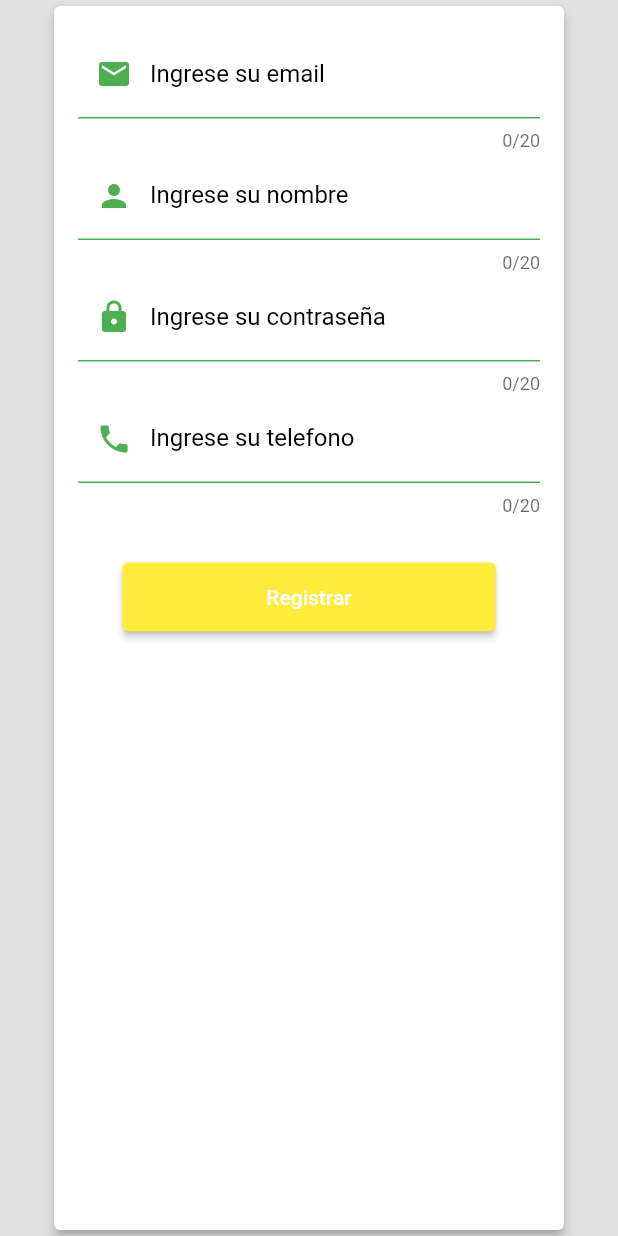
After one commit to ihsa-gonzalo/login-clase-4, a Flutter app: the screen it shows after launch, after a tap on "Crear una nueva cuenta", after a tap on "Registrar", on a phone screen of 412 x 824 dp. The commit adds this screen. Run offline on Flutter 3.47's test engine with Material 2 defaults, Android fonts, the phone set to English and light mode, and no system bars.

Commit message:
Formulario de creación

```diff
--- a/lib/main.dart
+++ b/lib/main.dart
@@ -1,5 +1,5 @@
 import 'package:flutter/material.dart';
-import 'package:flutter_login/ui/screens/home_screen.dart';
+import 'package:flutter_login/ui/screens/create_screen.dart';
 import 'package:flutter_login/ui/screens/login_screen.dart';
 
 void main() => runApp(MyApp());
@@ -15,7 +15,7 @@ class MyApp extends StatelessWidget {
       initialRoute: 'login',
       routes: {
         'login': (_) => LoginScreen(),
-        'home': (_) => HomeScreen(),
+        'home': (_) => CreateScreen(),
       },
       theme:
           ThemeData.light().copyWith(scaffoldBackgroundColor: Colors.grey[300]),
--- /dev/null
+++ b/lib/providers/create_form_provider.dart
@@ -0,0 +1,98 @@
+import 'package:flutter/material.dart';
+
+class CreateFormProvider extends ChangeNotifier {
+  GlobalKey<FormState> formKey = GlobalKey<FormState>();
+
+  Color _buttonColor = Colors.yellow;
+
+  String _name = "";
+
+  String get name => _name;
+
+  void setName(String value) {
+    _name = value;
+    _updateButtonColor();
+    notifyListeners();
+  }
+
+  String _email = "";
+
+  String get email => _email;
+
+  void setEmail(String value) {
+    _email = value;
+    _updateButtonColor();
+    notifyListeners();
+  }
+
+  String _password = "";
+
+  String get password => _password;
+
+  void setPassword(String value)
+  {
+    _password = value;
+    _updateButtonColor();
+    notifyListeners();
+  }
+
+  String _phone = "";
+
+  String get phone => _phone;
+
+  void setPhone(String value)
+  {
+    _phone = value;
+    _updateButtonColor();
+    notifyListeners();
+  }
+
+  final String _emailPattern =
+      r'^(([^<>()[\]\\.,;:\s@\"]+(\.[^<>()[\]\\.,;:\s@\"]+)*)|(\".+\"))@((\[[0-9]{1,3}\.[0-9]{1,3}\.[0-9]{1,3}\.[0-9]{1,3}\])|(([a-zA-Z\-0-9]+\.)+[a-zA-Z]{2,}))$';
+
+  String get emailPattern => _emailPattern;
+
+  bool checkIsEmailValid() {
+    RegExp regExp = RegExp(emailPattern);
+    return regExp.hasMatch(email);
+  }
+
+  Color get buttonColor => _buttonColor;
+
+  bool isFormValid() {
+    bool isValid = true;
+    String? auxName = checkFieldEmpty(_name);
+    if (auxName != null) {
+      isValid = false;
+    }
+
+    String? auxPassword = checkFieldEmpty(_password);
+    if (auxPassword != null) {
+      isValid = false;
+    }
+
+    if (!checkIsEmailValid())
+    {
+      isValid = false;
+    }
+
+
+    return isValid;
+    //return (_name.isNotEmpty);
+  }
+
+  String? checkFieldEmpty(String fieldContent) {
+    if (fieldContent.isEmpty) {
+      return 'Este campo es obligatorio';
+    }
+    return null;
+  }
+
+  void _updateButtonColor() {
+    if (isFormValid()) {
+      _buttonColor = Colors.purple;
+    } else {
+      _buttonColor = Colors.yellow;
+    }
+  }
+}
--- /dev/null
+++ b/lib/ui/screens/create_screen.dart
@@ -0,0 +1,61 @@
+import 'package:flutter/material.dart';
+import 'package:flutter_login/providers/create_form_provider.dart';
+import 'package:flutter_login/widgets/card_container.dart';
+import 'package:provider/provider.dart';
+
+import '../../widgets/text_form_email.dart';
+import '../../widgets/text_form_name.dart';
+import '../../widgets/text_form_password.dart';
+import '../../widgets/text_form_phone.dart';
+
+class CreateScreen extends StatelessWidget {
+  const CreateScreen({super.key});
+
+  @override
+  Widget build(BuildContext context) {
+    return Scaffold(
+        body: SafeArea(
+            child: CardContainer(
+      child: ChangeNotifierProvider(
+        create: (_) => CreateFormProvider(),
+        child: _CreateForm(),
+      ),
+    )));
+  }
+}
+
+class _CreateForm extends StatelessWidget {
+  @override
+  Widget build(BuildContext context) {
+    final createFormProvider = Provider.of<CreateFormProvider>(context);
+    return Form(
+      // es la forma univoca de llamarlo dentro del arbol de widget
+      key: createFormProvider.formKey,
+      autovalidateMode: AutovalidateMode.onUserInteraction,
+      child: Column(
+        children: [
+          TextFormEmail(createFormProvider: createFormProvider),
+          TextFormName(createFormProvider: createFormProvider),
+          TextFormPassword(createFormProvider: createFormProvider),
+          TextFormPhone(createFormProvider: createFormProvider),
+          SizedBox(height: 30,),
+          ElevatedButton(
+            style: ElevatedButton.styleFrom(
+                backgroundColor: createFormProvider.buttonColor),
+            onPressed: () {
+              print("${createFormProvider.isFormValid()}");
+              if (!createFormProvider.isFormValid()) return;
+            },
+            child: Container(
+                padding:
+                    const EdgeInsets.symmetric(horizontal: 80, vertical: 15),
+                child: const Text(
+                  'Registrar',
+                  style: TextStyle(color: Colors.white),
+                )),
+          )
+        ],
+      ),
+    );
+  }
+}
--- a/lib/ui/screens/login_screen.dart
+++ b/lib/ui/screens/login_screen.dart
@@ -37,11 +37,16 @@ class LoginScreen extends StatelessWidget
                 ),
               ),
               const SizedBox(height: 50),
-              const Text(
+              InkWell(
+                onTap: () {
+                   Navigator.pushReplacementNamed(context, 'home');
+                },
+                child: const Text(
                   'Crear una nueva cuenta',
                   style: TextStyle(
                     fontSize: 18,
                     fontWeight: FontWeight.bold,
+                  ),
                 ),
               ),
               const SizedBox(height: 50),
@@ -106,22 +111,45 @@ class _LoginForm extends StatelessWidget {
             },
           ),
           const SizedBox(height: 30),
-          ElevatedButton(
+          Button(loginForm: loginForm)
+        ],
+      ),
+    );
+  }
+}
+
+class Button extends StatelessWidget {
+  const Button({
+    super.key,
+    required this.loginForm,
+  });
+
+  final LoginFormProvider loginForm;
+
+  @override
+  Widget build(BuildContext context) {
+    return ElevatedButton(
       style: ElevatedButton.styleFrom(backgroundColor: loginForm.buttonColor ),
-            onPressed: loginForm.isFormValid()
-                ? () {
-                    // acción cuando el botón es presionado
+      onPressed:
+           () async
+          {
+               {
+              FocusScope.of(context).unfocus();
+
+              if (!loginForm.isFormValid()) return;
+
+              await Future.delayed(const Duration(seconds: 7));
+
+              Navigator.pushReplacementNamed(context, 'home');
             }
-                : null,
+          },
+
       child: Container(
           padding: const EdgeInsets.symmetric(horizontal: 80, vertical: 15),
           child: const Text(
            'Aceptar',
             style: TextStyle(color: Colors.white),
           )),
-          )
-        ],
-      ),
     );
   }
 }
--- /dev/null
+++ b/lib/widgets/text_form.dart
@@ -0,0 +1,38 @@
+import 'package:flutter/material.dart';
+
+import '../ui/input_decorations.dart';
+
+class TextForm extends StatefulWidget
+ {
+  final String hintText;
+  final String labelText;
+  final IconData prefixIcon;
+  final Function(String value) onChanged;
+  final String? Function(String?)? validator;
+  final TextInputType? keyboardType;
+  final bool obscureText;
+
+  const TextForm(this.obscureText,this.hintText, this.labelText, this.prefixIcon, this.onChanged,this.validator,{super.key, this.keyboardType});
+
+  @override
+  State<TextForm> createState() => _TextFormState();
+}
+
+class _TextFormState extends State<TextForm> {
+  @override
+  Widget build(BuildContext context)
+  {
+   return TextFormField(
+    obscureText: widget.obscureText,
+      keyboardType: widget.keyboardType,
+       autocorrect: false,
+       validator: widget.validator,
+       onChanged: widget.onChanged,
+       decoration: InputDecorations.authInputDecoration(
+                hintText: widget.hintText,
+                labelText: widget.labelText,
+                prefixIcon: widget.prefixIcon),
+                maxLength: 20,
+      initialValue: "",);
+  }
+}
--- /dev/null
+++ b/lib/widgets/text_form_email.dart
@@ -0,0 +1,37 @@
+import 'package:flutter/material.dart';
+import 'package:flutter_login/widgets/text_form.dart';
+
+import '../providers/create_form_provider.dart';
+
+class TextFormEmail extends StatelessWidget {
+  const TextFormEmail({
+    super.key,
+    required this.createFormProvider,
+  });
+
+  final CreateFormProvider createFormProvider;
+
+  @override
+  Widget build(BuildContext context) {
+    return TextForm(keyboardType: TextInputType.emailAddress,false,"Correo electrónico", "Ingrese su email", Icons.email, (value) {
+      createFormProvider.setEmail(value);
+    }, (value) {
+      if (value != null)
+      {
+        bool isValid = createFormProvider.checkIsEmailValid();
+        if (isValid)
+        {
+            return null;
+        }
+        else
+        {
+           return 'El correo ingresado no es valido';
+        }
+      }
+      else
+      {
+        return null;
+      }
+    });
+  }
+}
--- /dev/null
+++ b/lib/widgets/text_form_name.dart
@@ -0,0 +1,26 @@
+import 'package:flutter/material.dart';
+import 'package:flutter_login/widgets/text_form.dart';
+
+import '../providers/create_form_provider.dart';
+
+class TextFormName extends StatelessWidget {
+  const TextFormName({
+    super.key,
+    required this.createFormProvider,
+  });
+
+  final CreateFormProvider createFormProvider;
+
+  @override
+  Widget build(BuildContext context) {
+    return TextForm(false,"Nombre", "Ingrese su nombre", Icons.person, (value) {
+      createFormProvider.setName(value);
+    }, (value) {
+      if (value != null) {
+        return createFormProvider.checkFieldEmpty(value);
+      } else {
+        return null;
+      }
+    });
+  }
+}
--- /dev/null
+++ b/lib/widgets/text_form_password.dart
@@ -0,0 +1,26 @@
+import 'package:flutter/material.dart';
+import 'package:flutter_login/widgets/text_form.dart';
+
+import '../providers/create_form_provider.dart';
+
+class TextFormPassword extends StatelessWidget {
+  const TextFormPassword({
+    super.key,
+    required this.createFormProvider,
+  });
+
+  final CreateFormProvider createFormProvider;
+
+  @override
+  Widget build(BuildContext context) {
+    return TextForm(true,"Contraseña", "Ingrese su contraseña", Icons.lock, (value) {
+      createFormProvider.setPassword(value);
+    }, (value) {
+      if (value != null) {
+        return createFormProvider.checkFieldEmpty(value);
+      } else {
+        return null;
+      }
+    });
+  }
+}
--- /dev/null
+++ b/lib/widgets/text_form_phone.dart
@@ -0,0 +1,26 @@
+import 'package:flutter/material.dart';
+import 'package:flutter_login/widgets/text_form.dart';
+
+import '../providers/create_form_provider.dart';
+
+class TextFormPhone extends StatelessWidget {
+  const TextFormPhone({
+    super.key,
+    required this.createFormProvider,
+  });
+
+  final CreateFormProvider createFormProvider;
+
+  @override
+  Widget build(BuildContext context) {
+    return TextForm(keyboardType: TextInputType.phone,false,"Telefono", "Ingrese su telefono", Icons.phone, (value) {
+      createFormProvider.setName(value);
+    }, (value) {
+      if (value != null) {
+        return createFormProvider.checkFieldEmpty(value);
+      } else {
+        return null;
+      }
+    });
+  }
+}
```
Lines whose indentation alone changed are shown as unchanged.
